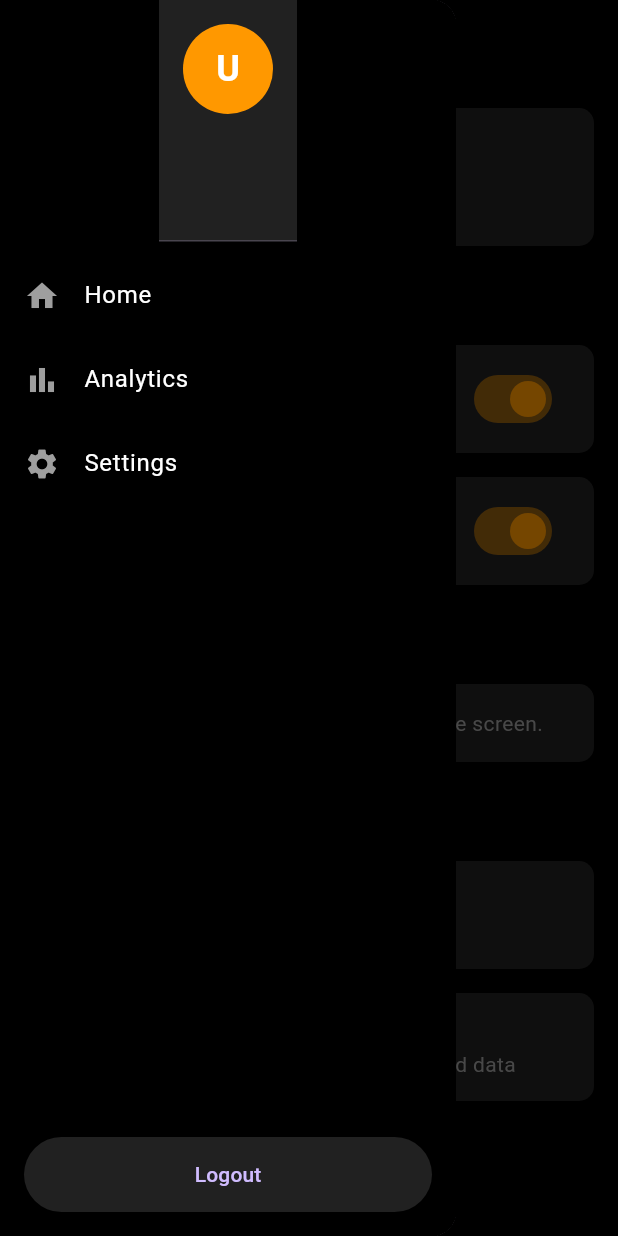
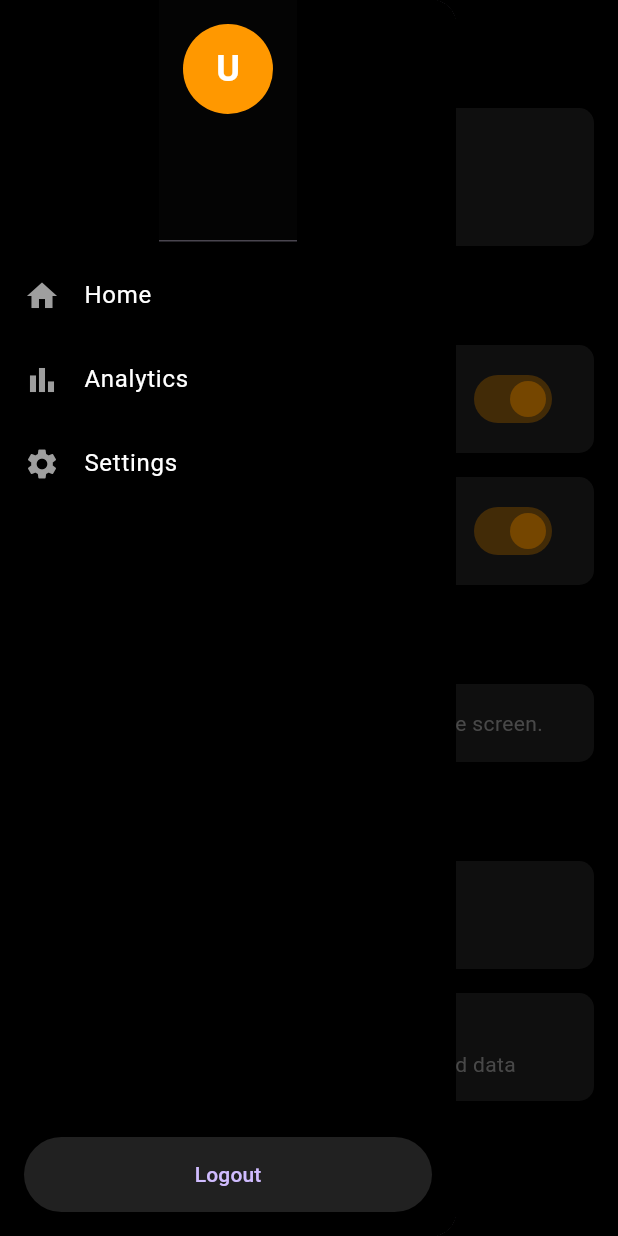
Before and after one commit to jiteshh-10/habitualz, a Flutter app: the SettingsScreen screen opened by its route, with the side drawer open, on a phone screen of 412 x 824 dp. Run offline on Flutter 3.47's test engine with Material 3 defaults, Android fonts, the phone set to English and light mode, and no system bars; our stand-ins replace cloud_firestore, firebase_auth, firebase_core, google_sign_in; missing offline and left inert: animated_emoji; accounts and stored records are empty; statements that could not run were skipped.

Commit message:
third commit

```diff
--- a/lib/main.dart
+++ b/lib/main.dart
@@ -3,6 +3,7 @@ import 'package:flutter/material.dart';
 import 'package:firebase_core/firebase_core.dart';
 import 'package:firebase_auth/firebase_auth.dart';
 import 'dart:async';
+import 'firebase_options.dart';
 
 // Import screens
 import 'screens/welcome_screen.dart';
@@ -25,7 +26,7 @@ class MyApp extends StatelessWidget {
   @override
   Widget build(BuildContext context) {
     return MaterialApp(
-      title: 'Ritualz',
+      title: 'Habitualz',
       theme: ThemeData(
         primarySwatch: Colors.blue,
         brightness: Brightness.dark,
@@ -35,7 +36,8 @@ class MyApp extends StatelessWidget {
           elevation: 0,
         ),
         textTheme: const TextTheme(
-          displayLarge: TextStyle(color: Colors.white, fontWeight: FontWeight.bold, fontSize: 40),
+          displayLarge: TextStyle(
+              color: Colors.white, fontWeight: FontWeight.bold, fontSize: 40),
           titleLarge: TextStyle(color: Colors.white),
           bodyLarge: TextStyle(color: Colors.white70),
           bodyMedium: TextStyle(color: Colors.white70),
@@ -58,8 +60,6 @@ class MyApp extends StatelessWidget {
 class SplashScreen extends StatefulWidget {
   const SplashScreen({super.key});
 
-
-
   @override
   _SplashScreenState createState() => _SplashScreenState();
 }
@@ -75,7 +75,8 @@ class _SplashScreenState extends State<SplashScreen> {
 
   // Check if it's the first time the app is opened
   void checkFirstTime() async {
-    _authStateSubscription = FirebaseAuth.instance.authStateChanges().listen((User? user) {
+    _authStateSubscription =
+        FirebaseAuth.instance.authStateChanges().listen((User? user) {
       if (user == null) {
         // User is not logged in, show onboarding
         Navigator.pushReplacementNamed(context, '/welcome');
@@ -100,11 +101,11 @@ class _SplashScreenState extends State<SplashScreen> {
           mainAxisAlignment: MainAxisAlignment.center,
           children: [
             AnimatedEmoji(
-                AnimatedEmojis.fire, // 🔥 Fire emoji animation
-                size: 80,
-              ),
+              AnimatedEmojis.fire, // 🔥 Fire emoji animation
+              size: 80,
+            ),
             SizedBox(height: 20),
-            Text('RITUALZ', style: TextStyle(color: Colors.grey, fontSize: 24)),
+            Text('Habitualz', style: TextStyle(color: Colors.grey, fontSize: 24)),
             SizedBox(height: 20),
             CircularProgressIndicator(
               valueColor: AlwaysStoppedAnimation<Color>(Colors.orange),
--- a/lib/screens/home_screen.dart
+++ b/lib/screens/home_screen.dart
@@ -37,7 +37,8 @@ class _HomeScreenState extends State<HomeScreen> {
   void _loadHeatMapData() async {
     final User? user = _auth.currentUser;
     if (user != null) {
-      final Map<DateTime, int> heatMapData = await _habitService.getHeatMapData(user.uid);
+      final Map<DateTime, int> heatMapData =
+          await _habitService.getHeatMapData(user.uid);
       setState(() {
         _heatMapDataSet = heatMapData;
       });
@@ -84,6 +85,7 @@ class _HomeScreenState extends State<HomeScreen> {
           ),
           const SizedBox(height: 15),
           SizedBox(
+            width: MediaQuery.of(context).size.width, // Ensure proper width
             height: 180,
             child: GridView.builder(
               physics: const NeverScrollableScrollPhysics(),
@@ -100,7 +102,8 @@ class _HomeScreenState extends State<HomeScreen> {
                 final String date = dates[reverseIndex];
 
                 // Get activity level for the date (0 = none, 1-10 for intensity)
-                final int activityLevel = _heatMapDataSet[_convertDateTimeFromString(date)] ?? 0;
+                final int activityLevel =
+                _heatMapDataSet[_convertDateTimeFromString(date)] ?? 0;
 
                 // Determine cell color intensity based on activity level
                 final Color cellColor = activityLevel == 0
@@ -109,10 +112,14 @@ class _HomeScreenState extends State<HomeScreen> {
                         1.0,
                         120, // Green hue
                         0.8,
-                        0.1 + (activityLevel / 10) * 0.5, // Lightness varies with activity level
+                        0.1 +
+                            (activityLevel / 10) *
+                                0.5, // Lightness varies with activity level
                       ).toColor();
 
                 return Container(
+                  width: 10, // Ensure minimum width
+                  height: 10, // Ensure minimum height
                   decoration: BoxDecoration(
                     color: cellColor,
                     borderRadius: BorderRadius.circular(4),
--- a/lib/screens/settings_screen.dart
+++ b/lib/screens/settings_screen.dart
@@ -212,7 +212,7 @@ class _SettingsScreenState extends State<SettingsScreen> {
                       child: Column(
                         children: [
                           const Text(
-                            'RITUALZ',
+                            'HABITUALZ',
                             style: TextStyle(
                               color: Colors.grey,
                               fontSize: 18,
--- a/lib/widgets/app_drawer.dart
+++ b/lib/widgets/app_drawer.dart
@@ -20,7 +20,7 @@ class AppDrawer extends StatelessWidget {
             // Drawer header with user info
             DrawerHeader(
               decoration: BoxDecoration(
-                color: Colors.grey.shade900,
+                color: const Color.fromARGB(255, 4, 4, 4),
               ),
               child: Column(
                 crossAxisAlignment: CrossAxisAlignment.start,
```
Also changed, not shown: lib/screens/login_screen.dart (line endings or trailing spaces).
